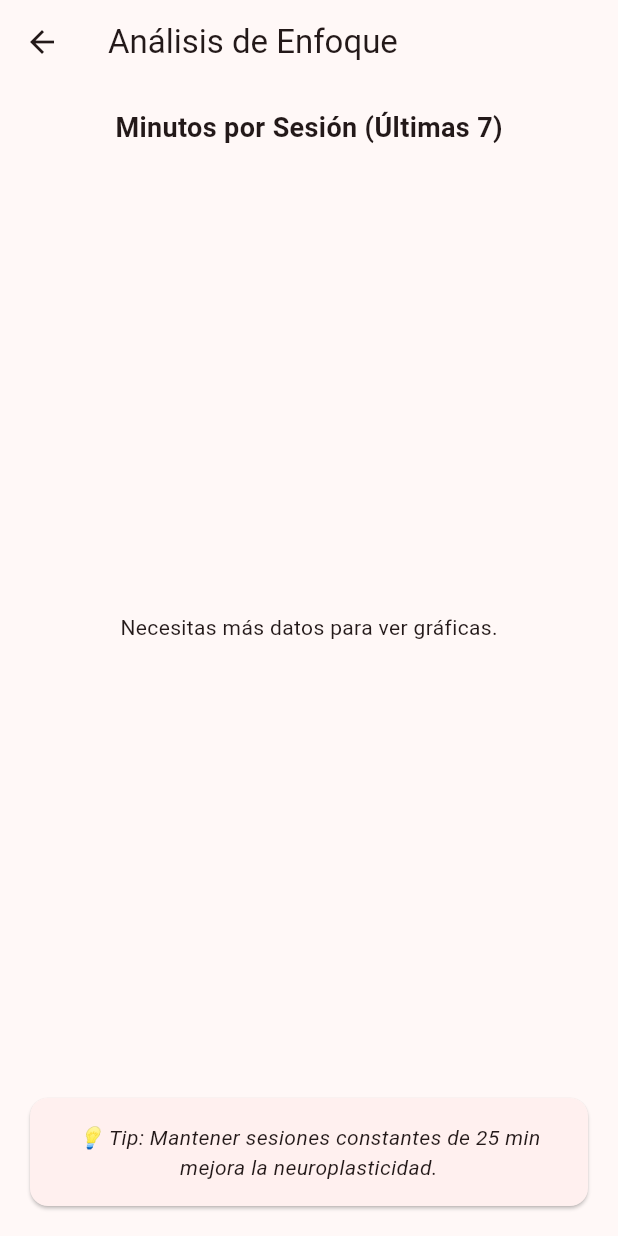
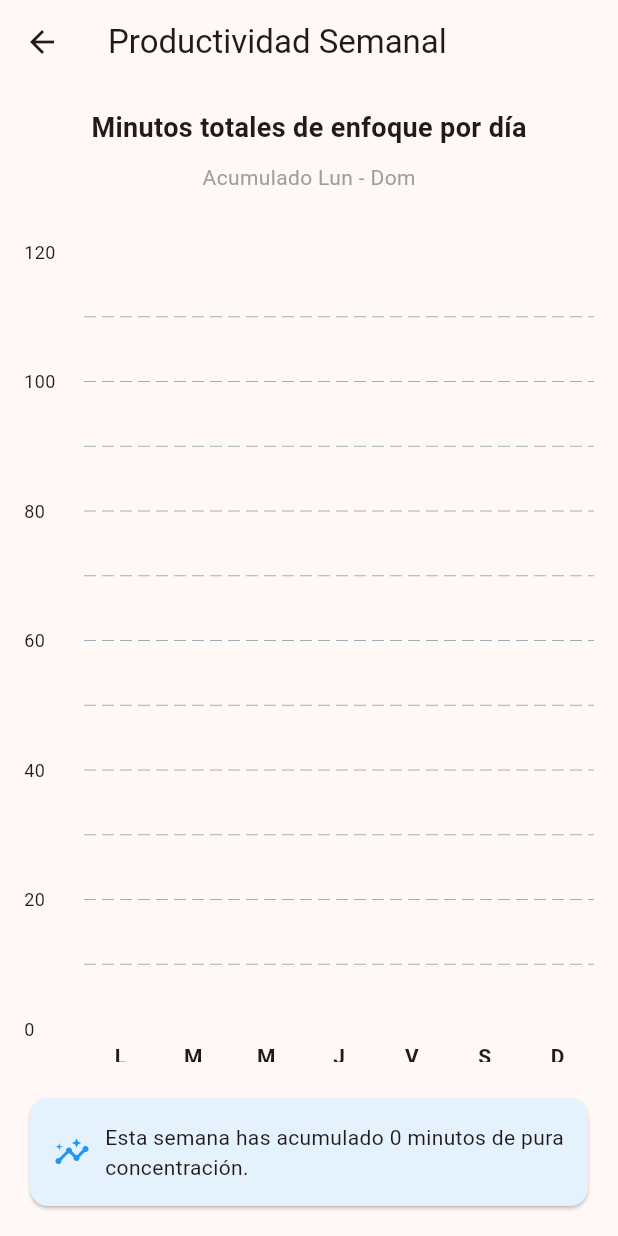
Before and after one commit to ChemmazZZ/examenfinal, a Flutter app: the StatisticsScreen screen opened directly, on a phone screen of 412 x 824 dp. Run offline on Flutter 3.47's test engine with Material 3 defaults, Android fonts, the phone set to English and light mode, and no system bars; drawn by our look-alikes of fl_chart; our stand-ins replace sqflite; accounts and stored records are empty.

Commit message:
Modique la estructura de statatistics_screen para que sea por productividad semanal

```diff
--- a/lib/screens/statistics_screen.dart
+++ b/lib/screens/statistics_screen.dart
@@ -9,76 +9,114 @@ class StatisticsScreen extends StatelessWidget {
   @override
   Widget build(BuildContext context) {
     final sessionProvider = Provider.of<SessionProvider>(context);
+    final weeklyData = _calculateWeeklyProductivity(sessionProvider.sessions);
 
-    // tomamos las últimas 7 sesiones para el gráfico (tambien se pueden tomar pocas, si hay menos de 7)
-    final recentSessions = sessionProvider.sessions.take(7).toList().reversed.toList();
+    // calculamos el maximo para ajustar la altura del grafico dinamicamente
+    double maxMinutes = 0;
+    for (var minutes in weeklyData) {
+      if (minutes > maxMinutes) maxMinutes = minutes;
+    }
+    // si no hay datos, se pone un tope de 100 para que no falle
+    if (maxMinutes == 0) maxMinutes = 100;
+    // le damos un poco de aire arriba (top padding en el grafico)
+    maxMinutes = maxMinutes * 1.2;
 
     return Scaffold(
-      appBar: AppBar(title: const Text("Análisis de Enfoque")),
+      appBar: AppBar(title: const Text("Productividad Semanal")),
       body: Padding(
         padding: const EdgeInsets.all(16.0),
         child: Column(
           children: [
             const Text(
-              "Minutos por Sesión (Últimas 7)",
+              "Minutos totales de enfoque por día",
               style: TextStyle(fontSize: 18, fontWeight: FontWeight.bold),
             ),
-            const SizedBox(height: 30),
+            const SizedBox(height: 10),
+            const Text(
+              "Acumulado Lun - Dom",
+              style: TextStyle(color: Colors.grey),
+            ),
+            const SizedBox(height: 40),
 
             Expanded(
-              child: recentSessions.isEmpty
-                  ? const Center(child: Text("Necesitas más datos para ver gráficas."))
-                  : BarChart(
+              child: BarChart(
                 BarChartData(
                   alignment: BarChartAlignment.spaceAround,
-                        maxY: 60, // Eje Y máximo (ej. 60 minutos)
-                        barTouchData: BarTouchData(enabled: true),
+                  maxY: maxMinutes,
+                  barTouchData: BarTouchData(
+                    enabled: true,
+                    touchTooltipData: BarTouchTooltipData(
+                      tooltipBgColor: Colors.blueGrey,
+                      getTooltipItem: (group, groupIndex, rod, rodIndex) {
+                        return BarTooltipItem(
+                          '${rod.toY.round()} min',
+                          const TextStyle(color: Colors.white, fontWeight: FontWeight.bold),
+                        );
+                      },
+                    ),
+                  ),
                   titlesData: FlTitlesData(
                     show: true,
                     bottomTitles: AxisTitles(
                       sideTitles: SideTitles(
                         showTitles: true,
                         getTitlesWidget: (value, meta) {
-                                // se muestra un indice simple (1, 2, 3...)
-                                return Text(
-                                  (value.toInt() + 1).toString(),
+                          const days = ['L', 'M', 'M', 'J', 'V', 'S', 'D'];
+                          if (value.toInt() >= 0 && value.toInt() < days.length) {
+                            return Padding(
+                              padding: const EdgeInsets.only(top: 8.0),
+                              child: Text(
+                                days[value.toInt()],
                                 style: const TextStyle(fontWeight: FontWeight.bold),
+                              ),
                             );
+                          }
+                          return const Text('');
                         },
                       ),
                     ),
                     leftTitles: AxisTitles(
-                            sideTitles: SideTitles(showTitles: true, reservedSize: 30),
+                      sideTitles: SideTitles(
+                        showTitles: true,
+                        reservedSize: 40,
+                        getTitlesWidget: (value, meta) {
+                          // mostrar solo números enteros en el eje y
+                          if (value % 20 == 0) {
+                            return Text(
+                              value.toInt().toString(),
+                              style: const TextStyle(fontSize: 12),
+                            );
+                          }
+                          return const SizedBox();
+                        },
+                      ),
                     ),
                     topTitles: const AxisTitles(sideTitles: SideTitles(showTitles: false)),
                     rightTitles: const AxisTitles(sideTitles: SideTitles(showTitles: false)),
                   ),
                   borderData: FlBorderData(show: false),
                   gridData: const FlGridData(show: true, drawVerticalLine: false),
-                        barGroups: recentSessions.asMap().entries.map((entry) {
-                          return BarChartGroupData(
-                            x: entry.key,
-                            barRods: [
-                              BarChartRodData(
-                                toY: entry.value.durationMinutes.toDouble(),
-                                color: Colors.blueAccent,
-                                width: 16,
-                                borderRadius: BorderRadius.circular(4),
-                              ),
-                            ],
-                          );
-                        }).toList(),
+                  barGroups: _generateBarGroups(weeklyData),
                 ),
               ),
             ),
             const SizedBox(height: 20),
-            const Card(
+            // tarjeta de resumen
+            Card(
+              color: Colors.blue.shade50,
               child: Padding(
-                padding: EdgeInsets.all(16.0),
+                padding: const EdgeInsets.all(16.0),
+                child: Row(
+                  children: [
+                    const Icon(Icons.insights, color: Colors.blue),
+                    const SizedBox(width: 10),
+                    Expanded(
                       child: Text(
-                  "💡 Tip: Mantener sesiones constantes de 25 min mejora la neuroplasticidad.",
-                  textAlign: TextAlign.center,
-                  style: TextStyle(fontStyle: FontStyle.italic),
+                        "Esta semana has acumulado ${_sumTotal(weeklyData)} minutos de pura concentración.",
+                        style: const TextStyle(fontSize: 14),
+                      ),
+                    ),
+                  ],
                 ),
               ),
             )
@@ -87,4 +125,57 @@ class StatisticsScreen extends StatelessWidget {
       ),
     );
   }
+
+  // ----- LOGICA DE NEGOCIO PARA AGRUPAR DATOS -------
+
+  // retorna una lista de 7 enteros (minutos) donde el índice 0 es Lunes y 6 es Domingo
+  List<double> _calculateWeeklyProductivity(var sessions) {
+    // inicializamos contadores a 0 para los 7 días
+    List<double> weekMinutes = [0, 0, 0, 0, 0, 0, 0];
+
+    final now = DateTime.now();
+    // obtenemos el inicio de la semana actual (lunes)
+    // subtract (weekday - 1) nos lleva al lunes de esta semana
+    final startOfWeek = DateTime(now.year, now.month, now.day).subtract(Duration(days: now.weekday - 1));
+    final endOfWeek = startOfWeek.add(const Duration(days: 7));
+
+    for (var session in sessions) {
+      final date = DateTime.parse(session.date);
+
+      // verificamos si la sesión es de esta semana
+      if (date.isAfter(startOfWeek) && date.isBefore(endOfWeek)) {
+        // date.weekday devuelve: 1=Lunes al 7=Domingo
+        // restamos 1 para que sea índice 0 a 6
+        int dayIndex = date.weekday - 1;
+        weekMinutes[dayIndex] += session.durationMinutes.toDouble();
       }
+    }
+    return weekMinutes;
+  }
+
+  // genera las barras visuales
+  List<BarChartGroupData> _generateBarGroups(List<double> data) {
+    return List.generate(7, (index) {
+      return BarChartGroupData(
+        x: index,
+        barRods: [
+          BarChartRodData(
+            toY: data[index],
+            color: data[index] > 0 ? Colors.blueAccent : Colors.grey.shade300,
+            width: 16,
+            borderRadius: const BorderRadius.vertical(top: Radius.circular(4)),
+            backDrawRodData: BackgroundBarChartRodData(
+              show: true,
+              toY: data.reduce((a, b) => a > b ? a : b) * 1.2, // Fondo gris sutil
+              color: Colors.grey.shade100,
+            ),
+          ),
+        ],
+      );
+    });
+  }
+
+  int _sumTotal(List<double> data) {
+    return data.reduce((a, b) => a + b).toInt();
+  }
+}
```
Also changed, not shown: flutter_01.png (added). Lines whose indentation alone changed are shown as unchanged.
